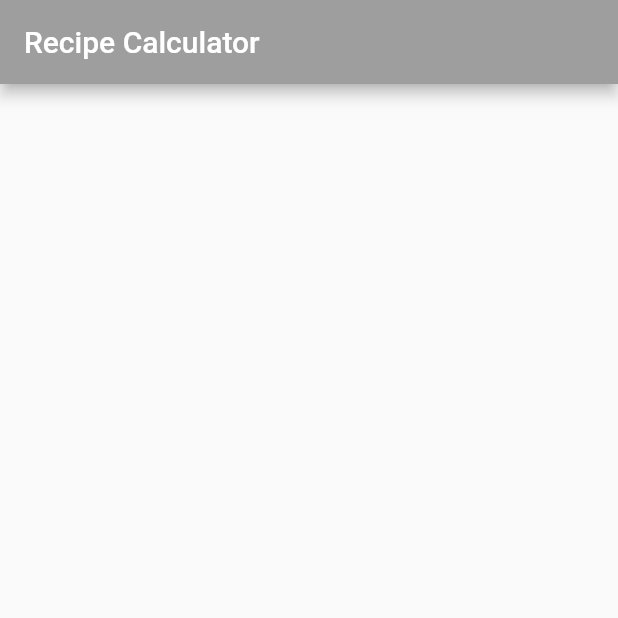
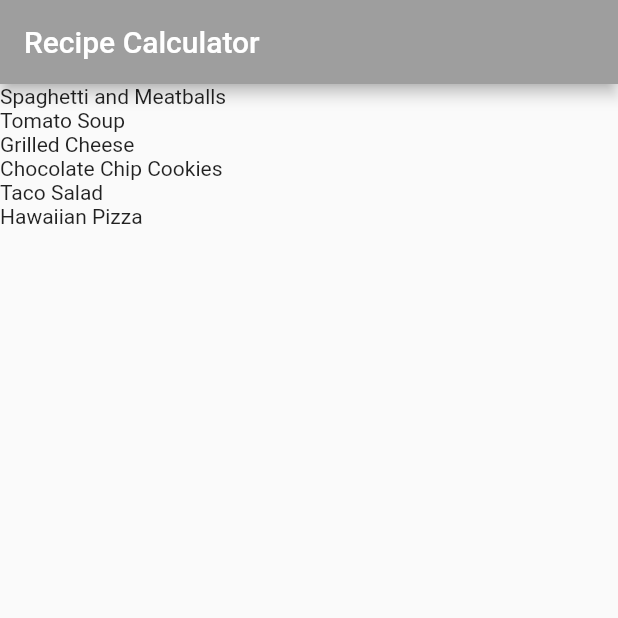
Before and after one commit to apumaparna/recipes, a Flutter app: the screen it shows after launch, on a phone screen of 412 x 824 dp, the top half of it. Run offline on Flutter 3.47's test engine with Material 2 defaults, Android fonts, the phone set to English and light mode, and no system bars.

Commit message:
display recipe names

```diff
--- a/lib/main.dart
+++ b/lib/main.dart
@@ -1,4 +1,5 @@
 // import 'dart:html';
+import 'recipe.dart';
 
 import 'package:flutter/material.dart';
 
@@ -41,10 +42,14 @@ class _MyHomePageState extends State<MyHomePage> {
     return Scaffold(
       appBar: AppBar(title: Text(widget.title)),
       body: SafeArea(
-        // Having a SafeArea prevents the app contents from
-        // encroaching on operating system interfaces
-        child: Container(),
-      ),
+          // Having a SafeArea prevents the app contents from
+          // encroaching on operating system interfaces
+          child: ListView.builder(
+        itemCount: Recipe.samples.length,
+        itemBuilder: (BuildContext context, int index) {
+          return Text(Recipe.samples[index].label);
+        },
+      )),
     );
   }
 }
--- /dev/null
+++ b/lib/recipe.dart
@@ -0,0 +1,41 @@
+class Recipe {
+  String label;
+  String imageUrl;
+  // TODO: Add servings and ingredients here
+
+  Recipe(
+    this.label,
+    this.imageUrl,
+  );
+
+  // Our hard-coded list of recipes
+  // List includes recipe name and a photo
+  static List<Recipe> samples = [
+    Recipe(
+      'Spaghetti and Meatballs',
+      'assets/2126711929_ef763de2b3_w.jpg',
+    ),
+    Recipe(
+      'Tomato Soup',
+      'assets/27729023535_a57606c1be.jpg',
+    ),
+    Recipe(
+      'Grilled Cheese',
+      'assets/3187380632_5056654a19_b.jpg',
+    ),
+    Recipe(
+      'Chocolate Chip Cookies',
+      'assets/15992102771_b92f4cc00a_b.jpg',
+    ),
+    Recipe(
+      'Taco Salad',
+      'assets/8533381643_a31a99e8a6_c.jpg',
+    ),
+    Recipe(
+      'Hawaiian Pizza',
+      'assets/15452035777_294cefced5_c.jpg',
+    ),
+  ];
+}
+
+// TODO: Add Ingredient() here
--- a/pubspec.yaml
+++ b/pubspec.yaml
@@ -61,6 +61,8 @@ flutter:
   # assets:
   #   - images/a_dot_burr.jpeg
   #   - images/a_dot_ham.jpeg
+  assets:
+  - assets/
 
   # An image asset can refer to one or more resolution-specific "variants", see
   # https://flutter.dev/assets-and-images/#resolution-aware.
```
Also changed, not shown: assets/15452035777_294cefced5_c.jpg (added), assets/15992102771_b92f4cc00a_b.jpg (added), assets/2126711929_ef763de2b3_w.jpg (added), assets/27729023535_a57606c1be.jpg (added), assets/3187380632_5056654a19_b.jpg (added), assets/8533381643_a31a99e8a6_c.jpg (added), 1 other file.
